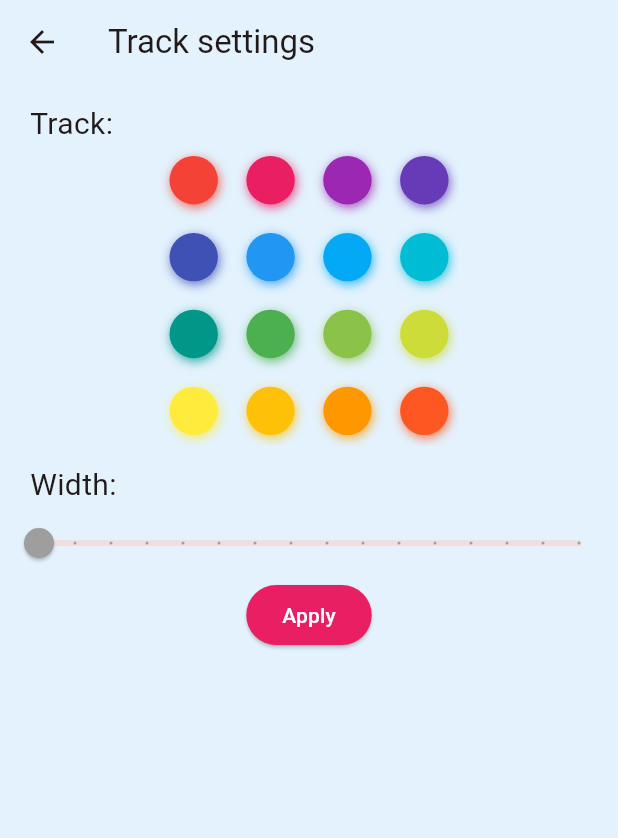
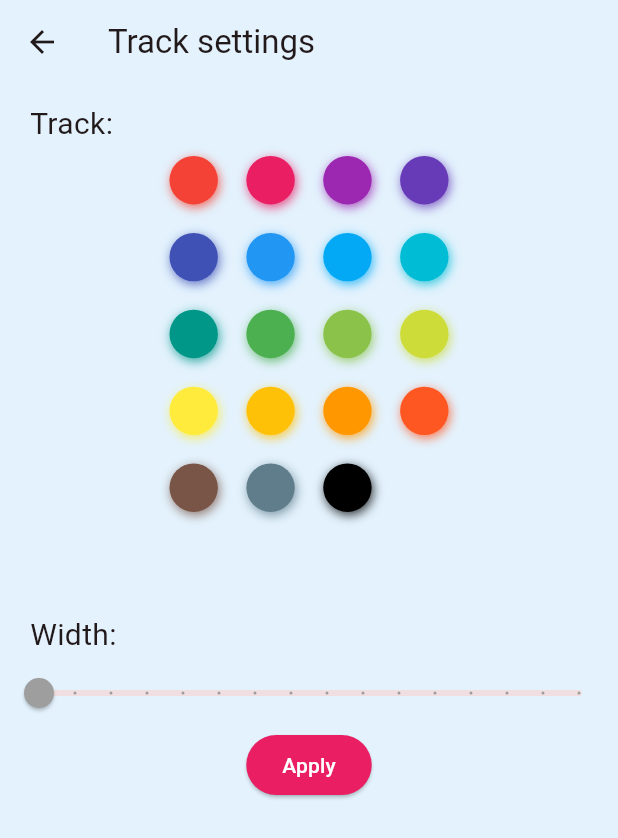
Before and after one commit to antuanjoseff/flutter_gpx_editor, a Flutter app: the ColorPickerPage screen opened directly with empty values, on a phone screen of 412 x 824 dp. Shown: the top 838 px of the screen. Run offline on Flutter 3.47's test engine with Material 3 defaults, Android fonts, the phone set to English and light mode, and no system bars; drawn by our look-alikes of flutter_colorpicker; our stand-ins replace double_back_to_close, file_picker; missing offline and left inert: geoxml, maplibre_gl, throttling; generated files the repository leaves out were written again.

```diff
--- a/lib/color_picker_page.dart
+++ b/lib/color_picker_page.dart
@@ -71,7 +71,7 @@ class _ColorPickerPageState extends State<ColorPickerPage> {
           ]),
           SizedBox(
             width: 200,
-            height: 200,
+            height: 300,
             child: BlockPicker(
               pickerColor: trackColor,
               onColorChanged: (color) {
```
Also changed, not shown: lib/my_maplibre.dart (+10 -9 lines).
